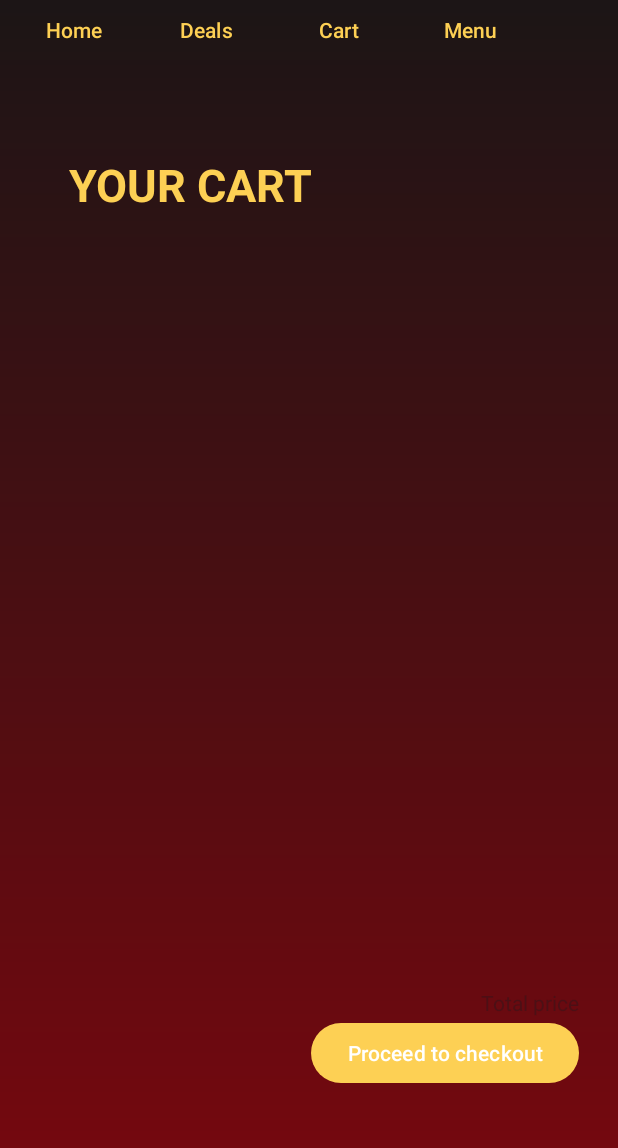
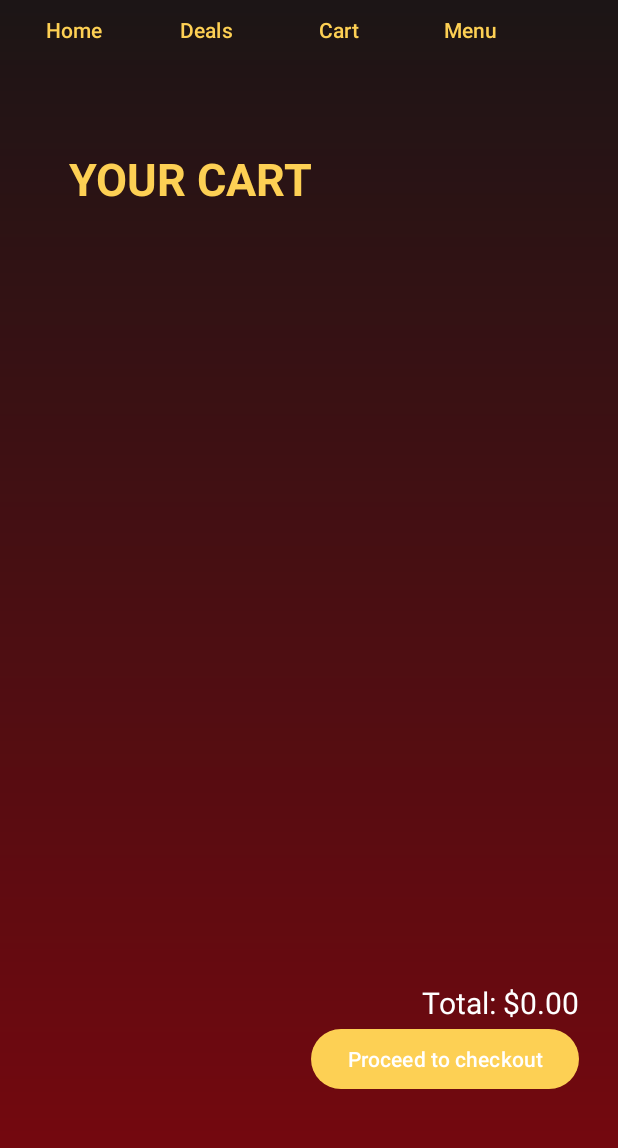
Before and after one commit to Rafiaa01/sizzelCraft, an Android app: the fragment cartfragment placed in its activity, on a phone screen of 412 x 824 dp, the part 72-1220 px from its top. Run offline under Robolectric (Android 15) with nearby library versions, the phone set to English and light mode, and no system bars.

Commit message:
total price updated in cart

```diff
--- a/app/src/main/java/com/example/sizzelcraft/cartfragment.java
+++ b/app/src/main/java/com/example/sizzelcraft/cartfragment.java
@@ -7,6 +7,7 @@ import android.view.View;
 import android.view.ViewGroup;
 import android.widget.Button;
 import android.widget.ListView;
+import android.widget.TextView;
 
 import androidx.annotation.NonNull;
 import androidx.annotation.Nullable;
@@ -17,6 +18,7 @@ import java.util.ArrayList;
 public class cartfragment extends Fragment {
     private CartAdapter cartAdapter;
     private CartDatabaseHelper dbHelper;
+    private TextView totalPriceTextView;
 
     @Nullable
     @Override
@@ -35,6 +37,12 @@ public class cartfragment extends Fragment {
         // Set Adapter with items fetched from the database
         cartAdapter = new CartAdapter(getContext(), cartItems, true);
         cartListView.setAdapter(cartAdapter);
+
+        // Bind total price TextView
+        totalPriceTextView = view.findViewById(R.id.total_price);
+
+        // Calculate and display the total price
+        calculateAndDisplayTotalPrice(cartItems);
 
         // Checkout button functionality
         Button checkoutButton = view.findViewById(R.id.checkout);
@@ -56,6 +64,22 @@ public class cartfragment extends Fragment {
             cartAdapter.clear();
             cartAdapter.addAll(updatedCartItems);
             cartAdapter.notifyDataSetChanged();
+
+            // Recalculate and display the total price
+            calculateAndDisplayTotalPrice(updatedCartItems);
         }
     }
+
+    // Method to calculate and display the total price
+    private void calculateAndDisplayTotalPrice(ArrayList<fooditem> cartItems) {
+        double totalPrice = 0.0;
+
+        for (fooditem item : cartItems) {
+            // Parse the price to double and add to total
+            totalPrice += Double.parseDouble(item.getPrice().replace("$", "").trim());
+        }
+
+        // Display total price in the TextView
+        totalPriceTextView.setText("Total: $" + String.format("%.2f", totalPrice));
+    }
 }
--- a/app/src/main/res/layout/activity_checkout.xml
+++ b/app/src/main/res/layout/activity_checkout.xml
@@ -39,7 +39,7 @@
         android:inputType="textPostalAddress" />
 
     <TextView
-        android:id="@+id/total_price"
+        android:id="@+id/total_price1"
         android:layout_width="match_parent"
         android:layout_height="wrap_content"
         android:text="Total: $0.00"
--- a/app/src/main/res/layout/fragment_cartfragment.xml
+++ b/app/src/main/res/layout/fragment_cartfragment.xml
@@ -24,7 +24,8 @@
             android:layout_width="wrap_content"
             android:layout_height="wrap_content"
             android:layout_gravity="right"
-            android:hint="Total price"
+            android:textColor="@color/white"
+            android:textSize="20dp"
             android:layout_marginTop="15dp"/>
         <Button
             android:id="@+id/checkout"
```
